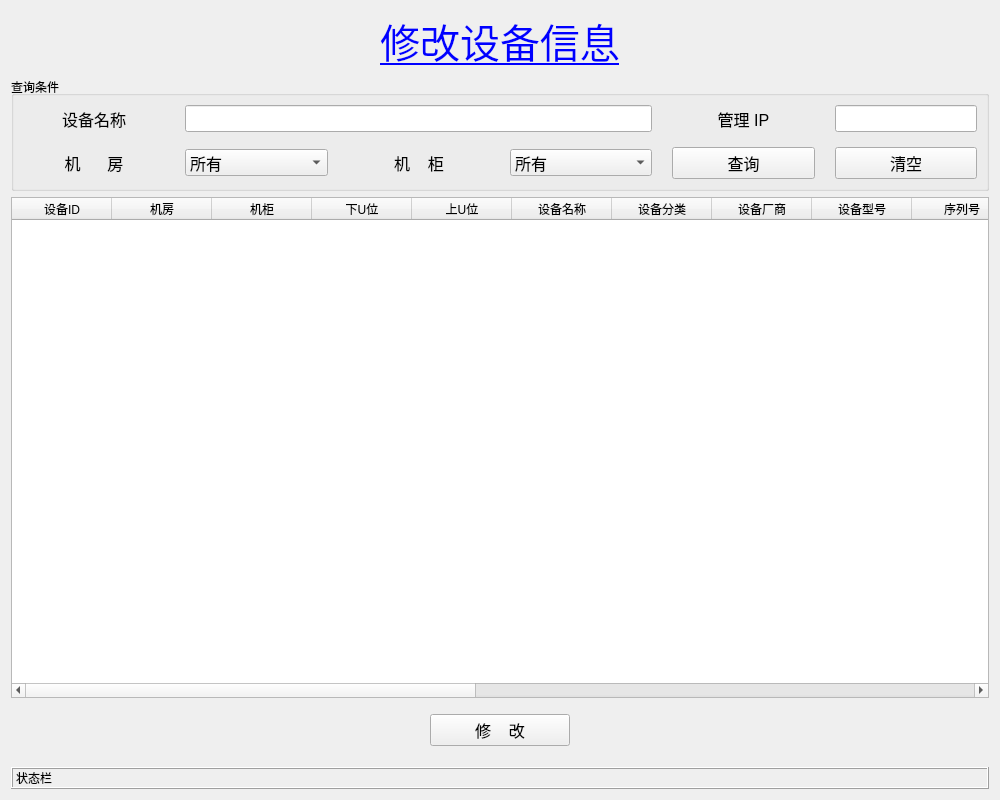
Above: ui/modify.ui from tainyuhong/pyside_machine_system before the change. Below: the same form after it.
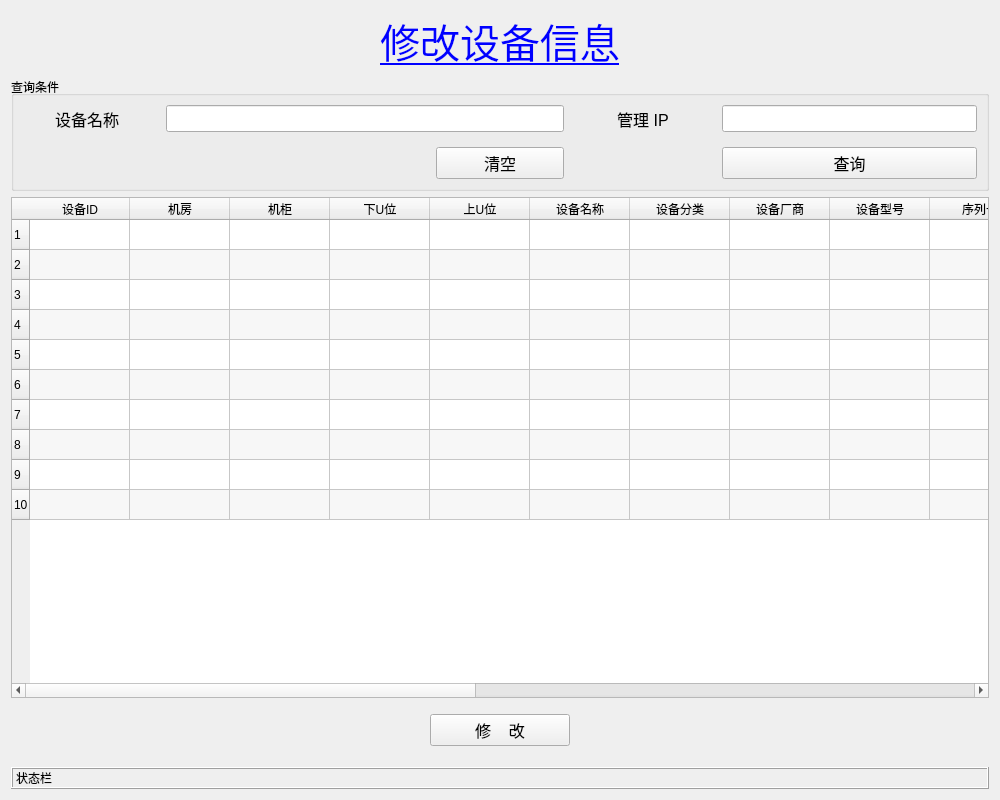
That is the form after the change.

Commit message: 更新修改窗口页面 增加第一列禁止修改功能

Patch:
```diff
--- a/ui/modify.ui
+++ b/ui/modify.ui
@@ -58,44 +58,22 @@
        <property name="flat">
         <bool>false</bool>
        </property>
-       <layout class="QGridLayout" name="gridLayout" columnstretch="1,1,1,1,1,1">
-        <property name="horizontalSpacing">
-         <number>20</number>
-        </property>
-        <property name="verticalSpacing">
+       <layout class="QHBoxLayout" name="horizontalLayout_2">
+        <item>
+         <layout class="QGridLayout" name="gridLayout" columnstretch="1,2,1,1,2">
+          <property name="spacing">
          <number>15</number>
         </property>
-        <item row="0" column="0">
-         <widget class="QLabel" name="lb_machine_name">
+          <item row="0" column="1" colspan="2">
+           <widget class="QLineEdit" name="machine_name">
           <property name="font">
            <font>
             <pointsize>12</pointsize>
            </font>
           </property>
-          <property name="text">
-           <string>设备名称</string>
-          </property>
-          <property name="alignment">
-           <set>Qt::AlignCenter</set>
-          </property>
          </widget>
         </item>
         <item row="0" column="4">
-         <widget class="QLabel" name="lb_mgip">
-          <property name="font">
-           <font>
-            <pointsize>12</pointsize>
-           </font>
-          </property>
-          <property name="text">
-           <string>管理 IP</string>
-          </property>
-          <property name="alignment">
-           <set>Qt::AlignCenter</set>
-          </property>
-         </widget>
-        </item>
-        <item row="0" column="5">
          <widget class="QLineEdit" name="mg_ip">
           <property name="font">
            <font>
@@ -107,30 +85,55 @@
           </property>
          </widget>
         </item>
-        <item row="1" column="0">
-         <widget class="QLabel" name="lb_room">
-          <property name="font">
-           <font>
-            <pointsize>12</pointsize>
-           </font>
-          </property>
-          <property name="text">
-           <string>机      房</string>
-          </property>
-          <property name="alignment">
-           <set>Qt::AlignCenter</set>
-          </property>
-         </widget>
+          <item row="1" column="1">
+           <spacer name="horizontalSpacer_3">
+            <property name="orientation">
+             <enum>Qt::Horizontal</enum>
+            </property>
+            <property name="sizeHint" stdset="0">
+             <size>
+              <width>40</width>
+              <height>20</height>
+             </size>
+            </property>
+           </spacer>
         </item>
         <item row="1" column="2">
-         <widget class="QLabel" name="lb_cabinet">
+           <widget class="QPushButton" name="bt_clear">
           <property name="font">
            <font>
             <pointsize>12</pointsize>
            </font>
           </property>
           <property name="text">
-           <string>机    柜</string>
+             <string>清空</string>
+            </property>
+           </widget>
+          </item>
+          <item row="0" column="3">
+           <widget class="QLabel" name="lb_mgip">
+            <property name="font">
+             <font>
+              <pointsize>12</pointsize>
+             </font>
+            </property>
+            <property name="text">
+             <string>管理 IP</string>
+            </property>
+            <property name="alignment">
+             <set>Qt::AlignCenter</set>
+            </property>
+           </widget>
+          </item>
+          <item row="0" column="0">
+           <widget class="QLabel" name="lb_machine_name">
+            <property name="font">
+             <font>
+              <pointsize>12</pointsize>
+             </font>
+            </property>
+            <property name="text">
+             <string>设备名称</string>
           </property>
           <property name="alignment">
            <set>Qt::AlignCenter</set>
@@ -149,60 +152,38 @@
           </property>
          </widget>
         </item>
-        <item row="1" column="5">
-         <widget class="QPushButton" name="bt_clear">
-          <property name="font">
-           <font>
-            <pointsize>12</pointsize>
-           </font>
-          </property>
-          <property name="text">
-           <string>清空</string>
-          </property>
-         </widget>
-        </item>
-        <item row="0" column="1" colspan="3">
-         <widget class="QLineEdit" name="machine_name">
-          <property name="font">
-           <font>
-            <pointsize>12</pointsize>
-           </font>
-          </property>
-         </widget>
-        </item>
-        <item row="1" column="1">
-         <widget class="QComboBox" name="room">
-          <property name="font">
-           <font>
-            <pointsize>12</pointsize>
-           </font>
-          </property>
-          <item>
-           <property name="text">
-            <string>所有</string>
-           </property>
-          </item>
-         </widget>
-        </item>
-        <item row="1" column="3">
-         <widget class="QComboBox" name="cabinet">
-          <property name="font">
-           <font>
-            <pointsize>12</pointsize>
-           </font>
-          </property>
-          <item>
-           <property name="text">
-            <string>所有</string>
-           </property>
-          </item>
-         </widget>
+         </layout>
         </item>
        </layout>
       </widget>
      </item>
      <item>
       <widget class="QTableWidget" name="tb_display">
+       <property name="editTriggers">
+        <set>QAbstractItemView::DoubleClicked</set>
+       </property>
+       <property name="alternatingRowColors">
+        <bool>true</bool>
+       </property>
+       <property name="gridStyle">
+        <enum>Qt::SolidLine</enum>
+       </property>
+       <property name="sortingEnabled">
+        <bool>false</bool>
+       </property>
+       <property name="rowCount">
+        <number>10</number>
+       </property>
+       <row/>
+       <row/>
+       <row/>
+       <row/>
+       <row/>
+       <row/>
+       <row/>
+       <row/>
+       <row/>
+       <row/>
        <column>
         <property name="text">
          <string>设备ID</string>
```
Lines whose indentation alone changed are shown as unchanged. The commit also changes 2 other files.
